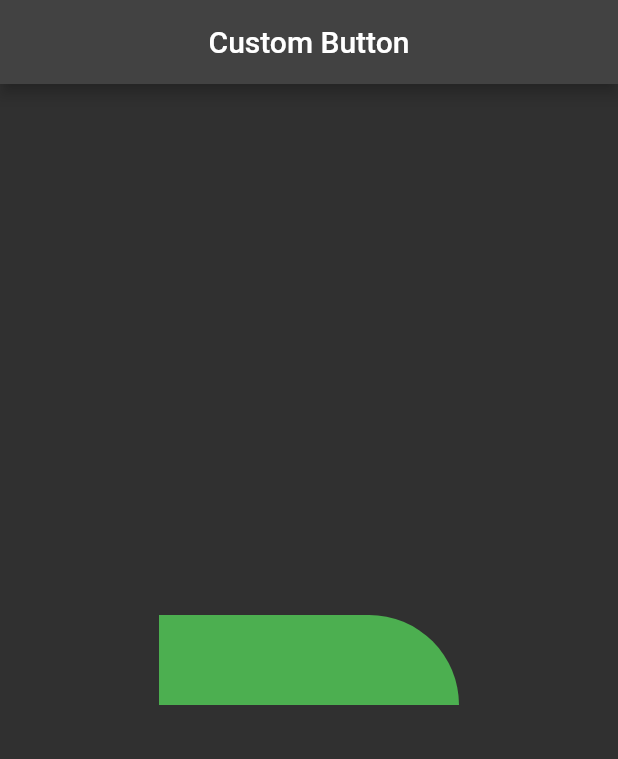
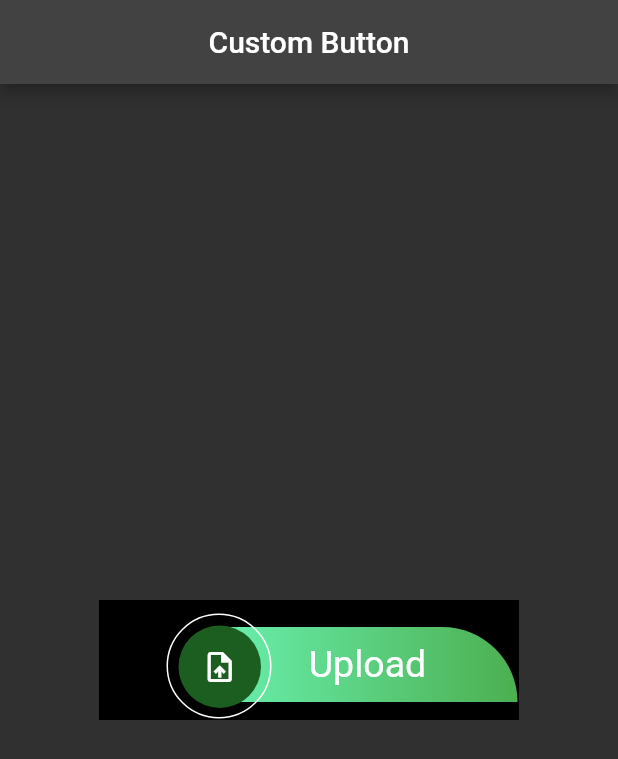
Before and after one commit to DoomHopes/custom_button, a Flutter app: the screen it shows after launch, on a phone screen of 412 x 824 dp. Shown: the top 759 px of the screen. Run offline on Flutter 3.47's test engine with Material 2 defaults, Android fonts, the phone set to English and light mode, and no system bars.

Commit message:
some change

```diff
--- a/lib/custom_button.dart
+++ b/lib/custom_button.dart
@@ -12,12 +12,65 @@ class CustomButton extends StatelessWidget {
 
   @override
   Widget build(BuildContext context) {
-    return Container(
-      height: 60,
-      width: 200,
-      decoration: const BoxDecoration(
-        color: Colors.green,
-        borderRadius: BorderRadius.only(topRight: Radius.circular(90)),
+    return SizedBox(
+      width: 280,
+      height: 80,
+      child: Container(
+        color: Colors.black,
+        child: Stack(
+          children: <Widget>[
+            Positioned(
+              right: 1,
+              top: 18,
+              child: Container(
+                height: 50,
+                width: 200,
+                child: Center(
+                  child: Text(
+                    text,
+                    style: const TextStyle(fontSize: 25),
+                  ),
+                ),
+                decoration: const BoxDecoration(
+                  gradient: LinearGradient(
+                    colors: [
+                      Colors.greenAccent,
+                      Colors.green,
+                    ],
+                  ),
+                  borderRadius:
+                      BorderRadius.only(topRight: Radius.circular(90)),
+                ),
+              ),
+            ),
+            Positioned(
+              top: 17,
+              left: 53,
+              child: Container(
+                height: 55,
+                width: 55,
+                child: icon,
+                decoration: BoxDecoration(
+                  shape: BoxShape.circle,
+                  color: Colors.green[900],
+                ),
+              ),
+            ),
+            Positioned(
+              top: 9,
+              left: 45,
+              child: Container(
+                height: 70,
+                width: 70,
+                decoration: BoxDecoration(
+                  shape: BoxShape.circle,
+                  color: Colors.transparent,
+                  border: Border.all(color: Colors.white),
+                ),
+              ),
+            ),
+          ],
+        ),
       ),
     );
   }
```
